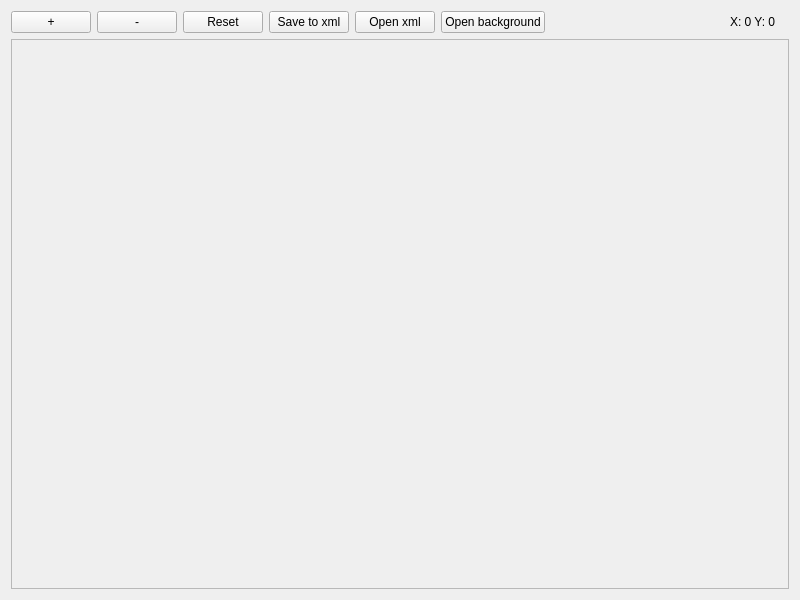
Qt form leveldesigner/ImageViewer.ui (lunatik-210/codefest2013) before a commit.
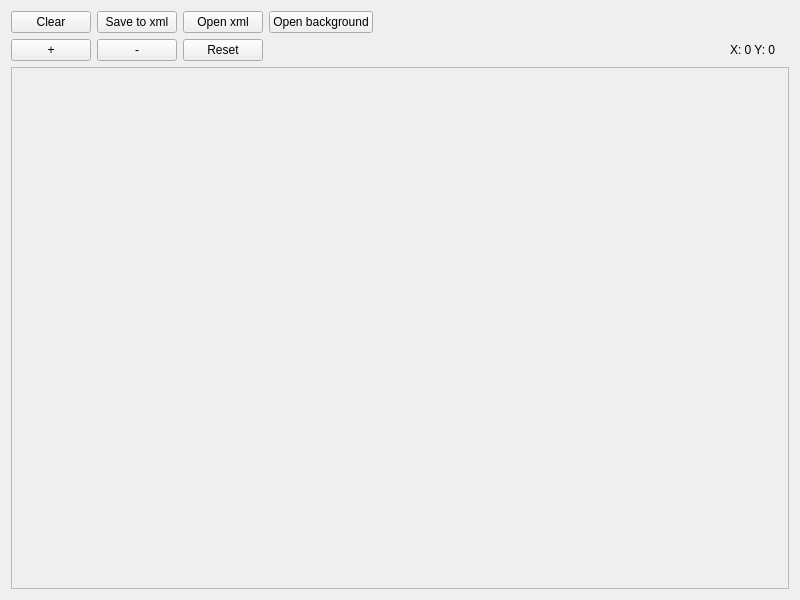
The same form after that commit.

Commit message: Fixed: uncorrect reading of xml file

What changed in the file:
```diff
--- a/leveldesigner/ImageViewer.ui
+++ b/leveldesigner/ImageViewer.ui
@@ -20,6 +20,51 @@
    <string>ImageViewer</string>
   </property>
   <layout class="QVBoxLayout" name="verticalLayout_2">
+   <item>
+    <layout class="QHBoxLayout" name="horizontalLayout_2">
+     <item>
+      <widget class="QPushButton" name="clearButton">
+       <property name="text">
+        <string>Clear</string>
+       </property>
+      </widget>
+     </item>
+     <item>
+      <widget class="QPushButton" name="saveXmlButton">
+       <property name="text">
+        <string>Save to xml</string>
+       </property>
+      </widget>
+     </item>
+     <item>
+      <widget class="QPushButton" name="openXmlButton">
+       <property name="text">
+        <string>Open xml</string>
+       </property>
+      </widget>
+     </item>
+     <item>
+      <widget class="QPushButton" name="openBackgroundButton">
+       <property name="text">
+        <string>Open background</string>
+       </property>
+      </widget>
+     </item>
+     <item>
+      <spacer name="horizontalSpacer_2">
+       <property name="orientation">
+        <enum>Qt::Horizontal</enum>
+       </property>
+       <property name="sizeHint" stdset="0">
+        <size>
+         <width>40</width>
+         <height>20</height>
+        </size>
+       </property>
+      </spacer>
+     </item>
+    </layout>
+   </item>
    <item>
     <layout class="QHBoxLayout" name="horizontalLayout">
      <item>
@@ -43,27 +88,6 @@
        </property>
       </widget>
      </item>
-     <item>
-      <widget class="QPushButton" name="saveXmlButton">
-       <property name="text">
-        <string>Save to xml</string>
-       </property>
-      </widget>
-     </item>
-     <item>
-      <widget class="QPushButton" name="openXmlButton">
-       <property name="text">
-        <string>Open xml</string>
-       </property>
-      </widget>
-     </item>
-     <item>
-      <widget class="QPushButton" name="openBackgroundButton">
-       <property name="text">
-        <string>Open background</string>
-       </property>
-      </widget>
-     </item>
      <item>
       <spacer name="horizontalSpacer">
        <property name="orientation">
@@ -107,7 +131,7 @@
         <x>0</x>
         <y>0</y>
         <width>780</width>
-        <height>544</height>
+        <height>508</height>
        </rect>
       </property>
       <layout class="QVBoxLayout" name="verticalLayout">
```
The commit also changes 2 other files.
